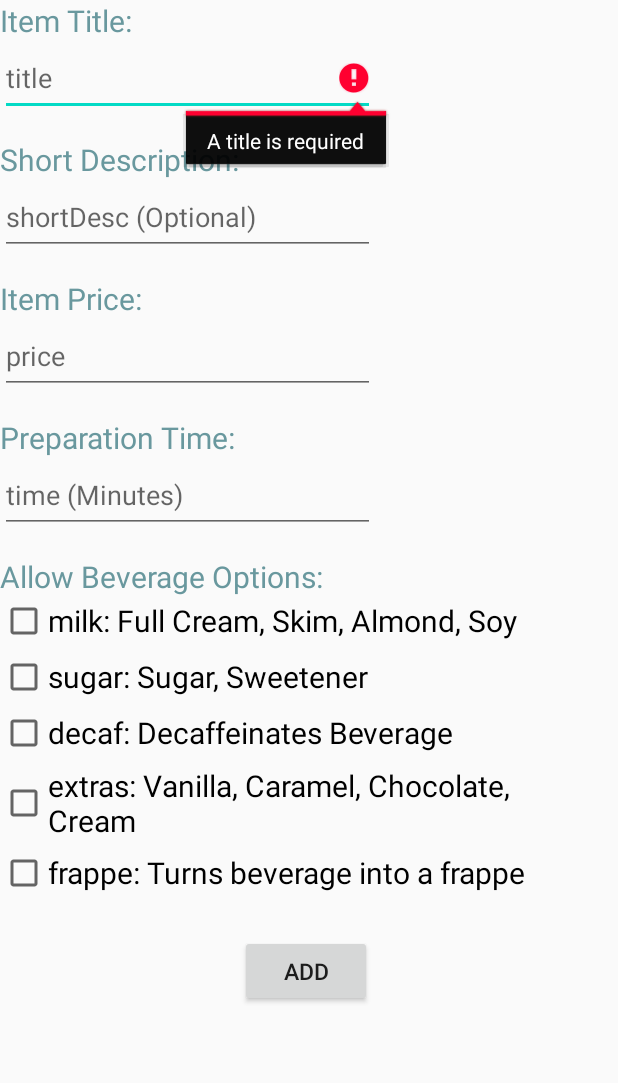
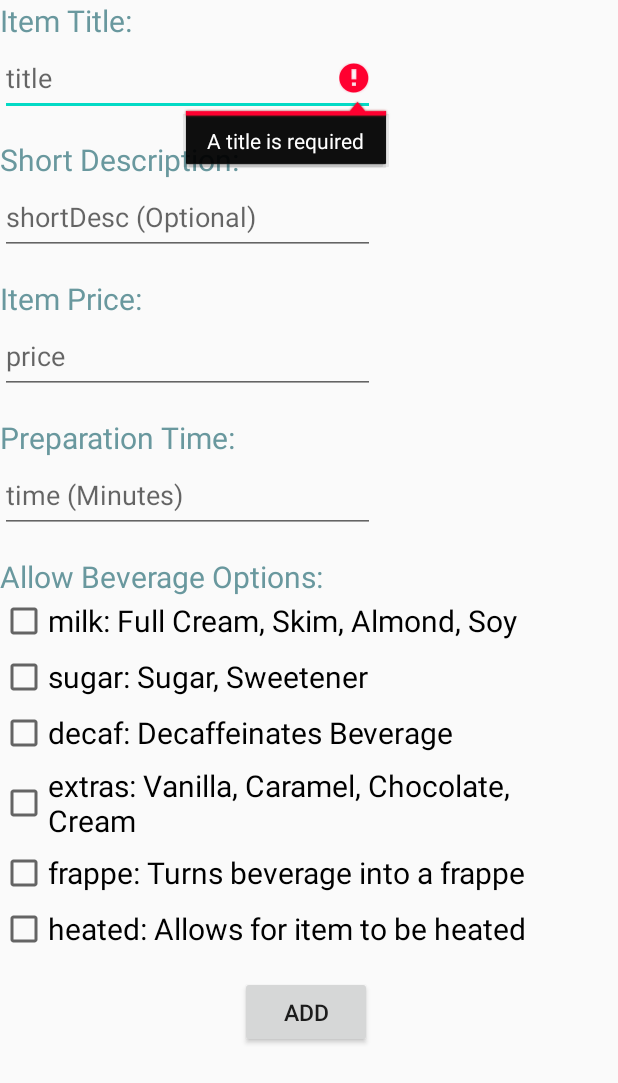
Before and after one commit to EmilyJadeCarter/Beverage_Booker_Staff, an Android app: the ItemFormActivity screen opened directly, with no data from a screen before it, after a tap on "ADD", on a phone screen of 412 x 824 dp. Shown: the top 1083 px of the screen. Run offline under Robolectric (Android 15) with nearby library versions, the phone set to English and light mode, and no system bars; network calls fail; 3 statements that could not run were skipped.

Commit message:
added so the checkboxes will be disabled or enabled
this is dependent on wheather the item is food or drink, allows for both items to use the same page but yeild differing results in the database

```diff
--- a/app/src/main/java/com/example/beverage_booker_staff/Staff_App/API/Api.java
+++ b/app/src/main/java/com/example/beverage_booker_staff/Staff_App/API/Api.java
@@ -98,6 +98,7 @@ public interface Api {
             @Field("decafOption") int decafOption,
             @Field("extrasOption") int extrasOption,
             @Field("frappeOption") int frappeOption,
+            @Field("heatedOption") int heatedOption,
             @Field("itemType") String itemType,
             @Field("itemTimeInt") int itemTimeInt
     );
--- a/app/src/main/java/com/example/beverage_booker_staff/Staff_App/Activities/ItemFormActivity.java
+++ b/app/src/main/java/com/example/beverage_booker_staff/Staff_App/Activities/ItemFormActivity.java
@@ -29,11 +29,13 @@ public class ItemFormActivity extends AppCompatActivity {
     EditText shortDesc;
     EditText price;
     EditText time;
+    TextView optionTitle;
     CheckBox milkStatus;
     CheckBox sugarStatus;
     CheckBox decafStatus;
     CheckBox extrasStatus;
     CheckBox frappeStatus;
+    CheckBox heatedStatus;
     Button addButton;
 
     String itemTitle;
@@ -51,19 +53,13 @@ public class ItemFormActivity extends AppCompatActivity {
     int decafOption;
     int extrasOption;
     int frappeOption;
+    int heatedOption;
 
-    boolean variableChecker = false;
-
-    //TODO make the titles for each thing in the item form a proper colour and
-    // make them larger. All works up to here - title will have to be checked against
-    // the db to make sure its not already existent. Shortdesc all the way down to
-    // heated status needs to be linked up and a new request in the api will have to be
-    // created for the creation of a new item. itemType needs to do something not sure what
+    //TODO itemType needs to do something not sure what
     // but maybe there is a way to hide things so then there is only some stuff shown,
     // e.g. if itemType == food then disable all the options to do with beverages
     // (this could be bad might cause problems with spacing between things - research needed) or
     // make a new page for it since that wouldn't be too time consuming either.
-
 
     @Override
     protected void onCreate(Bundle savedInstanceState) {
@@ -83,6 +79,19 @@ public class ItemFormActivity extends AppCompatActivity {
         decafStatus = findViewById(R.id.decafOption);
         extrasStatus = findViewById(R.id.extrasOption);
         frappeStatus = findViewById(R.id.frappeOption);
+        heatedStatus = findViewById(R.id.heatingOption);
+
+        if(itemType.equals("food")) {
+            optionTitle = findViewById(R.id.optionTitle);
+            optionTitle.setVisibility(View.GONE);
+            milkStatus.setVisibility(View.GONE);
+            sugarStatus.setVisibility(View.GONE);
+            decafStatus.setVisibility(View.GONE);
+            extrasStatus.setVisibility(View.GONE);
+            frappeStatus.setVisibility(View.GONE);
+        } else if(itemType.equals("drink")) {
+            heatedStatus.setVisibility(View.GONE);
+        }
 
 
         addButton = findViewById(R.id.addButton);
@@ -157,7 +166,12 @@ public class ItemFormActivity extends AppCompatActivity {
         } else {
             frappeOption = 0;
         }
-        variableChecker = true;
+
+        if(heatedStatus.isChecked()) {
+            heatedOption = 1;
+        } else {
+            heatedOption = 0;
+        }
     }
 
     private void addItemToList() {
@@ -165,7 +179,7 @@ public class ItemFormActivity extends AppCompatActivity {
                 .getInstance()
                 .getApi()
                 .addMenuItem(itemTitle, itemShortDesc, itemPriceDouble, milkOption, sugarOption, decafOption,
-                        extrasOption, frappeOption , itemType, itemTimeInt);
+                        extrasOption, frappeOption, heatedOption, itemType, itemTimeInt);
         call.enqueue(new Callback<ResponseBody>() {
             @Override
             public void onResponse(Call<ResponseBody> call, Response<ResponseBody> response) {
--- a/app/src/main/res/layout/activity_item_form.xml
+++ b/app/src/main/res/layout/activity_item_form.xml
@@ -66,6 +66,7 @@
         android:inputType="number"/>
 
     <TextView
+        android:id="@+id/optionTitle"
         android:layout_below="@id/editTextTime"
         android:layout_marginTop="15dp"
         android:layout_width="wrap_content"
@@ -119,7 +120,14 @@
         android:text="frappe: Turns beverage into a frappe"
         android:textSize="20dp"/>
 
-
+    <CheckBox
+        android:id="@+id/heatingOption"
+        android:layout_width="wrap_content"
+        android:layout_height="wrap_content"
+        android:layout_below="@id/optionTitle"
+        android:layout_marginTop="5dp"
+        android:text="heated: Allows for item to be heated"
+        android:textSize="20dp" />
 
     <Button
         android:id="@+id/addButton"
@@ -127,7 +135,7 @@
         android:layout_height="wrap_content"
         android:layout_marginStart="160dp"
         android:layout_marginLeft="160dp"
-        android:layout_marginTop="25dp"
+        android:layout_marginTop="15dp"
         android:text="Add"
         android:textSize="15dp" />
 </LinearLayout>
```
